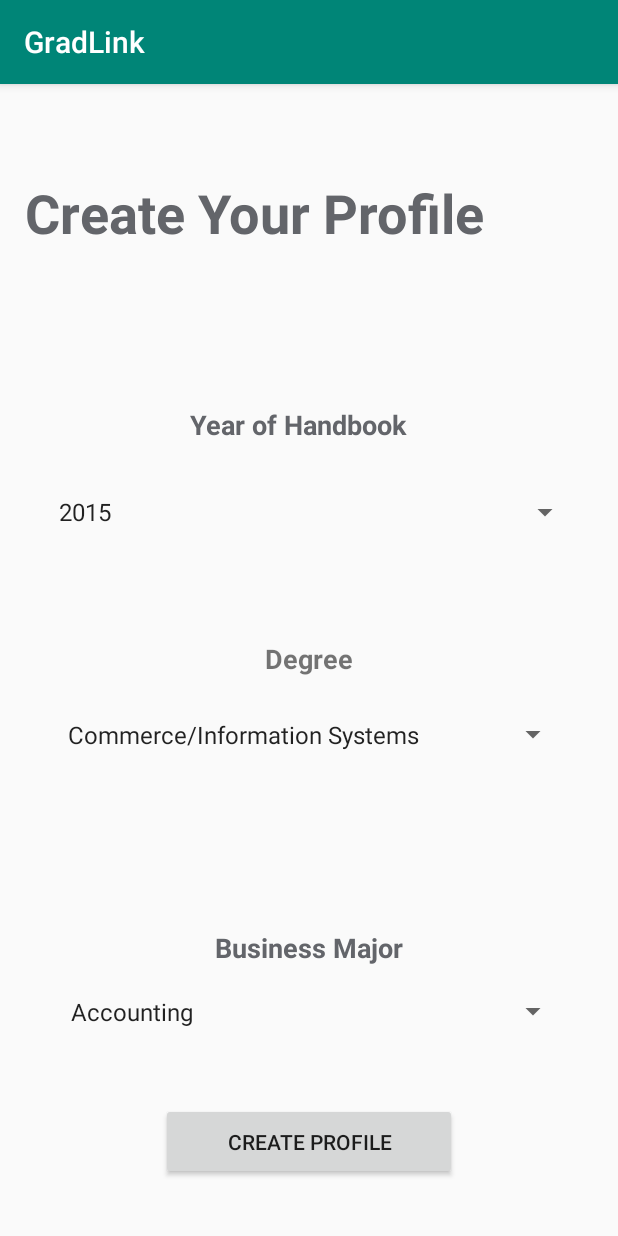
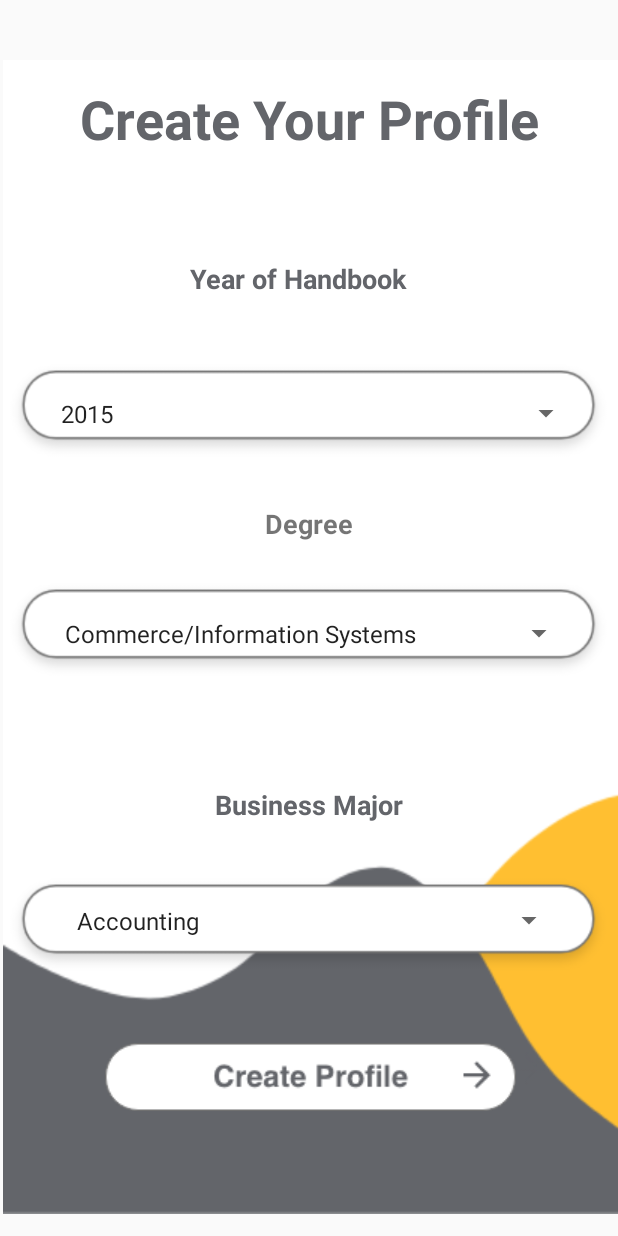
Before and after one commit to faithwlin/GradLink, an Android app: the CreateProfileActivity screen opened directly, with no data from a screen before it, on a phone screen of 412 x 824 dp. Run offline under Robolectric (Android 15) with nearby library versions, the phone set to English and light mode, and no system bars.

Commit message:
Create Profile Page formatted and done.

```diff
--- a/app/src/main/AndroidManifest.xml
+++ b/app/src/main/AndroidManifest.xml
@@ -10,7 +10,7 @@
         android:label="@string/app_name"
         android:roundIcon="@mipmap/ic_launcher_round"
         android:supportsRtl="true"
-        android:theme="@style/AppTheme">
+        android:theme="@style/Theme.AppCompat.Light.NoActionBar">
         <activity android:name=".LoginActivity"></activity>
         <activity android:name=".HomeActivity" />
         <activity android:name=".CreateProfileActivity" />
--- a/app/src/main/java/com/example/gradlink/CreateProfileActivity.java
+++ b/app/src/main/java/com/example/gradlink/CreateProfileActivity.java
@@ -6,6 +6,7 @@ import android.os.Bundle;
 import android.view.View;
 import android.widget.ArrayAdapter;
 import android.widget.Button;
+import android.widget.ImageButton;
 import android.widget.Spinner;
 
 public class CreateProfileActivity extends AppCompatActivity {
@@ -15,7 +16,7 @@ public class CreateProfileActivity extends AppCompatActivity {
         super.onCreate(savedInstanceState);
         setContentView(R.layout.activity_create_profile);
 
-        Button createProfile = (Button) findViewById(R.id.createProfile);
+        ImageButton createProfile = (ImageButton) findViewById(R.id.createProfile);
         Spinner spinnerYear = (Spinner) findViewById(R.id.spinnerYear);
         Spinner spinnerDegree = (Spinner) findViewById(R.id.spinnerDegree);
         Spinner spinnerMajor = (Spinner) findViewById(R.id.spinnerMajor);
--- a/app/src/main/java/com/example/gradlink/MainActivity.java
+++ b/app/src/main/java/com/example/gradlink/MainActivity.java
@@ -17,7 +17,7 @@ public class MainActivity extends AppCompatActivity {
         button.setOnClickListener(new View.OnClickListener() {
             @Override
             public void onClick(View v) {
-                Intent i = new Intent(MainActivity.this, LoginActivity.class);
+                Intent i = new Intent(MainActivity.this, CreateProfileActivity.class);
                 startActivity(i);
             }
         });
--- a/app/src/main/res/layout/activity_create_profile.xml
+++ b/app/src/main/res/layout/activity_create_profile.xml
@@ -6,9 +6,20 @@
     android:layout_height="match_parent"
     tools:context=".CreateProfileActivity">
 
+    <ImageView
+        android:id="@+id/imageView"
+        android:layout_width="437dp"
+        android:layout_height="769dp"
+        android:layout_marginTop="40dp"
+        app:layout_constraintEnd_toEndOf="parent"
+        app:layout_constraintHorizontal_bias="0.0"
+        app:layout_constraintStart_toStartOf="parent"
+        app:layout_constraintTop_toTopOf="parent"
+        app:srcCompat="@drawable/createprofilebackground" />
+
     <TextView
         android:id="@+id/title"
-        android:layout_width="384dp"
+        android:layout_width="wrap_content"
         android:layout_height="67dp"
         android:layout_marginTop="8dp"
         android:layout_marginBottom="8dp"
@@ -18,17 +29,16 @@
         android:textStyle="bold"
         app:layout_constraintBottom_toBottomOf="parent"
         app:layout_constraintEnd_toEndOf="parent"
-        app:layout_constraintHorizontal_bias="0.592"
         app:layout_constraintStart_toStartOf="parent"
         app:layout_constraintTop_toTopOf="parent"
-        app:layout_constraintVertical_bias="0.078" />
+        app:layout_constraintVertical_bias="0.063" />
 
     <TextView
         android:id="@+id/year"
         android:layout_width="159dp"
         android:layout_height="32dp"
-        android:layout_marginTop="8dp"
-        android:layout_marginBottom="8dp"
+        android:layout_marginTop="100dp"
+        android:layout_marginBottom="31dp"
         android:text="Year of Handbook"
         android:textColor="#63656A"
         android:textSize="18sp"
@@ -36,21 +46,36 @@
         app:layout_constraintBottom_toTopOf="@+id/spinnerYear"
         app:layout_constraintEnd_toEndOf="parent"
         app:layout_constraintStart_toStartOf="parent"
-        app:layout_constraintTop_toBottomOf="@+id/title"
-        app:layout_constraintVertical_bias="0.931" />
+        app:layout_constraintTop_toTopOf="@+id/title" />
 
-    <Spinner
-        android:id="@+id/spinnerYear"
-        android:layout_width="364dp"
-        android:layout_height="50dp"
+    <ImageView
+        android:id="@+id/imageView3"
+        android:layout_width="406dp"
+        android:layout_height="91dp"
         android:layout_marginTop="8dp"
         android:layout_marginBottom="8dp"
         app:layout_constraintBottom_toTopOf="@+id/degree"
         app:layout_constraintEnd_toEndOf="parent"
-        app:layout_constraintHorizontal_bias="0.489"
+        app:layout_constraintHorizontal_bias="0.4"
+        app:layout_constraintStart_toStartOf="parent"
+        app:layout_constraintTop_toTopOf="@+id/year"
+        app:layout_constraintVertical_bias="0.85"
+        app:srcCompat="@drawable/rectangle1393x" />
+
+    <Spinner
+        android:id="@+id/spinnerYear"
+        android:layout_width="363dp"
+        android:layout_height="42dp"
+        android:layout_marginTop="92dp"
+        android:layout_marginBottom="40dp"
+        android:fadingEdge="horizontal"
+        android:spinnerMode="dropdown"
+        app:layout_constraintBottom_toTopOf="@+id/degree"
+        app:layout_constraintEnd_toEndOf="parent"
         app:layout_constraintStart_toStartOf="parent"
         app:layout_constraintTop_toBottomOf="@+id/title"
-        app:layout_constraintVertical_bias="0.705" />
+        app:layout_constraintVertical_bias="1.0"
+        app:srcCompat="@drawable/createprofilebackground" />
 
     <TextView
         android:id="@+id/degree"
@@ -63,64 +88,98 @@
         app:layout_constraintEnd_toEndOf="parent"
         app:layout_constraintStart_toStartOf="parent"
         app:layout_constraintTop_toTopOf="parent"
-        app:layout_constraintVertical_bias="0.499" />
+        app:layout_constraintVertical_bias="0.421" />
+
+    <ImageView
+        android:id="@+id/imageView4"
+        android:layout_width="406dp"
+        android:layout_height="91dp"
+        android:layout_marginTop="38dp"
+        android:layout_marginBottom="8dp"
+        app:layout_constraintBottom_toBottomOf="@+id/major"
+        app:layout_constraintEnd_toEndOf="parent"
+        app:layout_constraintHorizontal_bias="0.4"
+        app:layout_constraintStart_toStartOf="parent"
+        app:layout_constraintTop_toTopOf="@+id/degree"
+        app:layout_constraintVertical_bias="0.0"
+        app:srcCompat="@drawable/rectangle1393x" />
 
     <Spinner
         android:id="@+id/spinnerDegree"
-        android:layout_width="350dp"
-        android:layout_height="47dp"
-        android:layout_marginTop="39dp"
-        android:layout_marginBottom="106dp"
+        android:layout_width="356dp"
+        android:layout_height="42dp"
+        android:layout_marginTop="40dp"
+        android:layout_marginBottom="8dp"
+        android:spinnerMode="dropdown"
         app:layout_constraintBottom_toTopOf="@+id/major"
         app:layout_constraintEnd_toEndOf="parent"
-        app:layout_constraintHorizontal_bias="0.475"
+        app:layout_constraintHorizontal_bias="0.491"
         app:layout_constraintStart_toStartOf="parent"
-        app:layout_constraintTop_toTopOf="@+id/degree"
-        app:layout_constraintVertical_bias="1.0" />
+        app:layout_constraintTop_toBottomOf="@+id/degree"
+        app:layout_constraintVertical_bias="0.0"
+        app:srcCompat="@drawable/createprofilebackground"
+        />
 
     <TextView
         android:id="@+id/major"
         android:layout_width="wrap_content"
         android:layout_height="wrap_content"
-        android:layout_marginTop="168dp"
-        android:layout_marginBottom="8dp"
+        android:layout_marginTop="96dp"
+        android:layout_marginBottom="44dp"
         android:text="Business Major"
         android:textColor="#63656A"
         android:textSize="18sp"
         android:textStyle="bold"
-        app:layout_constraintBottom_toBottomOf="parent"
+        app:layout_constraintBottom_toTopOf="@+id/spinnerMajor"
         app:layout_constraintEnd_toEndOf="parent"
         app:layout_constraintStart_toStartOf="parent"
         app:layout_constraintTop_toBottomOf="@+id/degree"
-        app:layout_constraintVertical_bias="0.0" />
+        app:layout_constraintVertical_bias="1.0" />
+
+    <ImageView
+        android:id="@+id/imageView5"
+        android:layout_width="406dp"
+        android:layout_height="91dp"
+        android:layout_marginTop="47dp"
+        android:layout_marginBottom="8dp"
+        app:layout_constraintBottom_toBottomOf="@+id/createProfile"
+        app:layout_constraintEnd_toEndOf="parent"
+        app:layout_constraintHorizontal_bias="0.4"
+        app:layout_constraintStart_toStartOf="parent"
+        app:layout_constraintTop_toTopOf="@+id/major"
+        app:layout_constraintVertical_bias="0.0"
+        app:srcCompat="@drawable/rectangle1393x" />
 
     <Spinner
         android:id="@+id/spinnerMajor"
-        android:layout_width="348dp"
-        android:layout_height="46dp"
+        android:layout_width="341dp"
+        android:layout_height="42dp"
         android:layout_marginStart="8dp"
         android:layout_marginLeft="8dp"
-        android:layout_marginTop="8dp"
         android:layout_marginEnd="8dp"
         android:layout_marginRight="8dp"
         android:layout_marginBottom="8dp"
-        app:layout_constraintBottom_toBottomOf="parent"
+        android:spinnerMode="dropdown"
+        app:layout_constraintBottom_toTopOf="@+id/createProfile"
         app:layout_constraintEnd_toEndOf="parent"
-        app:layout_constraintHorizontal_bias="0.489"
         app:layout_constraintStart_toStartOf="parent"
-        app:layout_constraintTop_toTopOf="@+id/major"
-        app:layout_constraintVertical_bias="0.169" />
+        app:layout_constraintTop_toBottomOf="@+id/degree"
+        app:layout_constraintVertical_bias="0.837" />
 
-    <Button
+    <ImageButton
         android:id="@+id/createProfile"
-        android:layout_width="197dp"
-        android:layout_height="51dp"
+        android:layout_width="312dp"
+        android:layout_height="60dp"
         android:layout_marginTop="8dp"
-        android:layout_marginBottom="8dp"
+        android:layout_marginBottom="76dp"
+        android:background="#00FFFFFF"
+        android:src="@drawable/createprofilebutton2x"
         android:text="Create Profile"
         app:layout_constraintBottom_toBottomOf="parent"
         app:layout_constraintEnd_toEndOf="parent"
+        app:layout_constraintHorizontal_bias="0.505"
         app:layout_constraintStart_toStartOf="parent"
-        app:layout_constraintTop_toBottomOf="@+id/spinnerMajor" />
+        app:layout_constraintTop_toTopOf="parent"
+        app:layout_constraintVertical_bias="1.0" />
 
 </android.support.constraint.ConstraintLayout>
```
Also changed, not shown: app/src/main/res/drawable/createprofilebutton2x.png (renamed from app/src/main/res/drawable/createprofilebutton.png), app/src/main/res/drawable/rectangle1393x.png (added).
